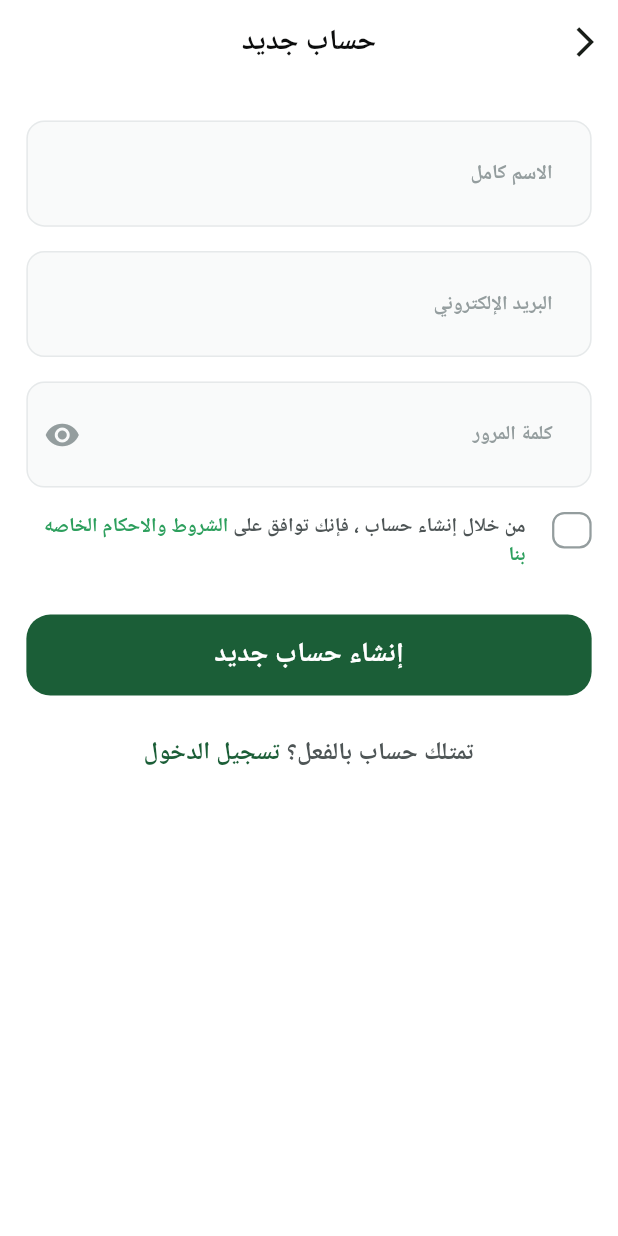
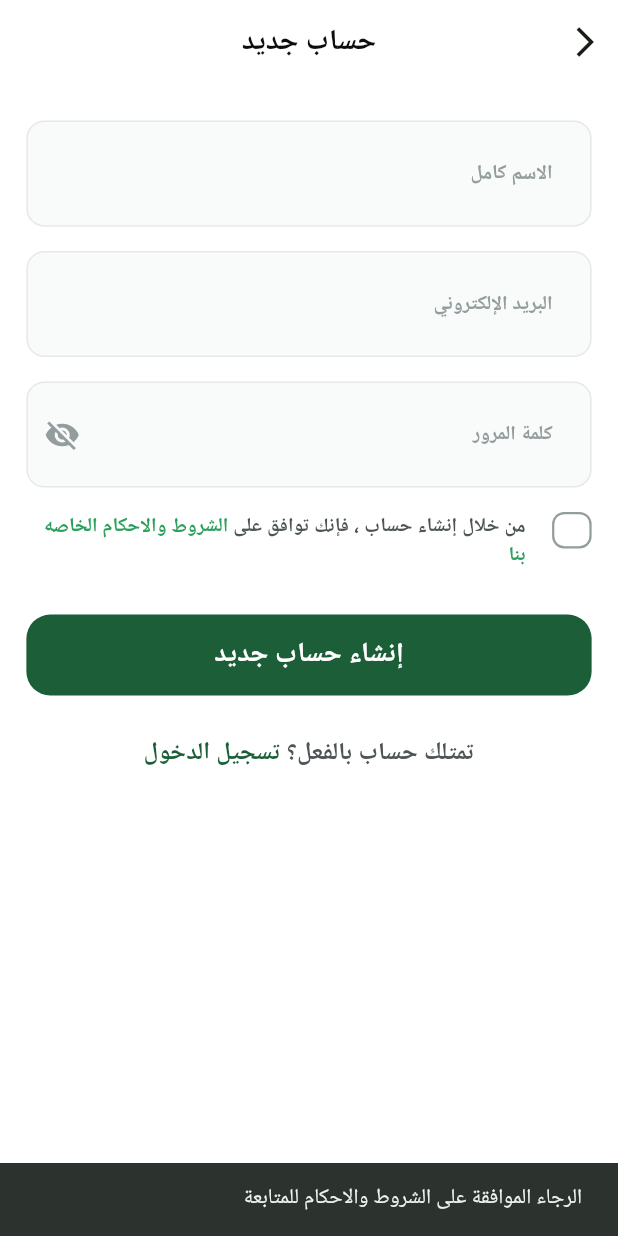
Before and after one commit to khaled-fcizu/fruits_hub, a Flutter app: the SignUpView screen opened by its route, after a tap on "إنشاء حساب جديد", on a phone screen of 412 x 824 dp. Run offline on Flutter 3.47's test engine with Material 3 defaults, Android fonts, the phone set to English and light mode, and no system bars; our stand-ins replace dartz, dots_indicator, firebase_auth, firebase_core, flutter_bloc, flutter_screenutil and 3 more; accounts and stored records are empty; Roboto replaces fonts that are missing (Cairo).

Commit message:
create sign up form and trigger & integrate cubit

```diff
--- a/lib/core/di/dependancy_injection.dart
+++ b/lib/core/di/dependancy_injection.dart
@@ -1,6 +1,5 @@
 import 'package:fruit_hub/core/service/firebase_auth_service.dart';
 import 'package:fruit_hub/features/auth/data/repos/auth_repo_impl.dart';
-import 'package:fruit_hub/features/auth/domain/repos/auth_repo.dart';
 import 'package:fruit_hub/features/auth/presentation/managers/signup_cubit/signup_cubit.dart';
 import 'package:get_it/get_it.dart';
 
@@ -9,7 +8,7 @@ final GetIt getIt = GetIt.instance;
 void setupGetIt() {
   //sign up
   getIt.registerLazySingleton<FirebaseAuthService>(() => FirebaseAuthService());
-  getIt.registerLazySingleton<AuthRepo>(
+  getIt.registerLazySingleton<AuthRepoImpl>(
     () => AuthRepoImpl(getIt<FirebaseAuthService>()),
   );
   getIt.registerFactory<SignupCubit>(() => SignupCubit(getIt<AuthRepoImpl>()));
--- a/lib/core/theming/app_text_styles.dart
+++ b/lib/core/theming/app_text_styles.dart
@@ -27,6 +27,11 @@ abstract class AppTextStyles {
   static TextStyle font13LightGreenSimiBold = TextStyle(
     fontSize: 13.sp,
     fontWeight: FontWeightHelper.semiBold,
+    color: AppColors.mainLightGreen,
+  );
+  static TextStyle font13LightGreenBold = TextStyle(
+    fontSize: 13.sp,
+    fontWeight: FontWeightHelper.bold,
     color: AppColors.mainLightGreen,
   );
   static TextStyle font13GrayRegular = TextStyle(
--- a/lib/features/auth/presentation/views/sign_up_view.dart
+++ b/lib/features/auth/presentation/views/sign_up_view.dart
@@ -1,53 +1,73 @@
 import 'package:flutter/material.dart';
+import 'package:flutter_bloc/flutter_bloc.dart';
 import 'package:flutter_screenutil/flutter_screenutil.dart';
 import 'package:fruit_hub/core/helpers/spacing_helper.dart';
-import 'package:fruit_hub/core/theming/app_colors.dart';
 import 'package:fruit_hub/core/widgets/app_text_button.dart';
-import 'package:fruit_hub/core/widgets/app_text_form_field.dart';
 import 'package:fruit_hub/core/widgets/custom_app_bar.dart';
+import 'package:fruit_hub/features/auth/presentation/managers/signup_cubit/signup_cubit.dart';
 import 'package:fruit_hub/features/auth/presentation/views/widgets/already_have_account.dart';
 import 'package:fruit_hub/features/auth/presentation/views/widgets/condations_and_terms_chick.dart';
+import 'package:fruit_hub/features/auth/presentation/views/widgets/sign%20up/sign_up_bloc_listener.dart';
+import 'package:fruit_hub/features/auth/presentation/views/widgets/sign%20up/signup_form.dart';
 
-class SignUpView extends StatelessWidget {
+class SignUpView extends StatefulWidget {
   const SignUpView({super.key});
 
+  @override
+  State<SignUpView> createState() => _SignUpViewState();
+}
+
+class _SignUpViewState extends State<SignUpView> {
+  bool isChicked = false;
   @override
   Widget build(BuildContext context) {
     return Scaffold(
       appBar: buildAppBar(
-                  context,
-                  title: 'حساب جديد',
-                  icon: Icon(Icons.arrow_back_ios),
-              ),
+        context,
+        title: 'حساب جديد',
+        icon: Icon(Icons.arrow_back_ios),
+      ),
       body: SingleChildScrollView(
         child: Padding(
           padding: EdgeInsetsGeometry.symmetric(horizontal: 16.w),
           child: SafeArea(
             child: Column(
               children: [
-
                 verticalSpace(24),
-                AppTextFormField(hintText: 'الاسم كامل', validator: (value) {}),
+                SignupForm(),
                 verticalSpace(16),
-                AppTextFormField(
-                  hintText: 'البريد الإلكتروني',
-                  validator: (value) {},
+                CondationsAndTermsChick(
+                  onChicked: (value) {
+                    isChicked = value;
+                  },
                 ),
-                verticalSpace(16),
-                AppTextFormField(
-                  hintText: 'كلمة المرور',
-                  validator: (value) {},
-                  suffixIcon: Icon(
-                    Icons.remove_red_eye,
-                    color: AppColors.lightGray,
-                  ),
+                verticalSpace(30),
+                AppButton(
+                  onPressed: () {
+                    if (!isChicked) {
+                      ScaffoldMessenger.of(context).showSnackBar(
+                        SnackBar(
+                          content: Text(
+                            'الرجاء الموافقة على الشروط والاحكام للمتابعة',
+                          ),
+                        ),
+                      );
+                      return;
+                    }
+                    if (context
+                            .read<SignupCubit>()
+                            .signUpKey
+                            .currentState!
+                            .validate() &&
+                        isChicked) {
+                      context.read<SignupCubit>().emitSignUpState();
+                    }
+                  },
+                  buttonText: 'إنشاء حساب جديد',
                 ),
-                verticalSpace(16),
-                CondationsAndTermsChick(),
-                verticalSpace(30),
-                AppButton(onPressed: () {}, buttonText: 'إنشاء حساب جديد'),
                 verticalSpace(26),
                 AlreadyHaveAccount(),
+                SignUpBlocListener(),
               ],
             ),
           ),
--- a/lib/features/auth/presentation/views/widgets/condations_and_terms_chick.dart
+++ b/lib/features/auth/presentation/views/widgets/condations_and_terms_chick.dart
@@ -4,7 +4,8 @@ import 'package:fruit_hub/core/theming/app_text_styles.dart';
 import 'package:fruit_hub/features/auth/presentation/views/widgets/custom_chick_box.dart';
 
 class CondationsAndTermsChick extends StatefulWidget {
-  const CondationsAndTermsChick({super.key});
+  const CondationsAndTermsChick({super.key, required this.onChicked});
+    final ValueChanged<bool> onChicked;
 
   @override
   State<CondationsAndTermsChick> createState() => _CondationsAndTermsChickState();
@@ -19,6 +20,7 @@ class _CondationsAndTermsChickState extends State<CondationsAndTermsChick> {
       children: [
         CustomChickBox(isChicked: isChicked, onChicked: (value) {
           isChicked = value;
+          widget.onChicked(value);
           setState(() {
 
           });
--- /dev/null
+++ b/lib/features/auth/presentation/views/widgets/sign up/signup_form.dart
@@ -0,0 +1,72 @@
+import 'package:flutter/material.dart';
+import 'package:flutter_bloc/flutter_bloc.dart';
+import 'package:fruit_hub/core/helpers/app_regix.dart';
+import 'package:fruit_hub/core/helpers/spacing_helper.dart';
+import 'package:fruit_hub/core/theming/app_colors.dart';
+import 'package:fruit_hub/core/widgets/app_text_form_field.dart';
+import 'package:fruit_hub/features/auth/presentation/managers/signup_cubit/signup_cubit.dart';
+
+class SignupForm extends StatefulWidget {
+  const SignupForm({super.key});
+
+  @override
+  State<SignupForm> createState() => _SignupFormState();
+}
+
+class _SignupFormState extends State<SignupForm> {
+  bool isObscure = true;
+  @override
+  Widget build(BuildContext context) {
+    return Form(
+      key: context.read<SignupCubit>().signUpKey,
+      child: Column(
+        children: [
+          AppTextFormField(
+            controller: context.read<SignupCubit>().nameController,
+            hintText: 'الاسم كامل',
+            validator: (value) {
+              if (value == null || value.isEmpty) {
+                return 'الرجاء إدخال الاسم';
+              }
+            },
+          ),
+          verticalSpace(16),
+          AppTextFormField(
+            controller: context.read<SignupCubit>().emailController,
+            hintText: 'البريد الإلكتروني',
+            validator: (value) {
+              if (value == null || value.isEmpty) {
+                return 'الرجاء إدخال البريد الإلكتروني';
+              } else if (!AppRegex.isEmailValid(value)) {
+                return 'الرجاء إدخال بريد إلكتروني صالح';
+              }
+            },
+          ),
+          verticalSpace(16),
+          AppTextFormField(
+            controller: context.read<SignupCubit>().passwordController,
+            hintText: 'كلمة المرور',
+            validator: (value) {
+              if (value == null || value.isEmpty) {
+                return 'الرجاء إدخال كلمة المرور';
+              } else if (!AppRegex.hasMinLength(value)) {
+                return 'كلمة المرور يجب أن تكون 6 أحرف على الأقل';
+              }
+            },
+            obscureText: isObscure,
+            suffixIcon: GestureDetector(
+              onTap: () {
+                setState(() {
+                  isObscure = !isObscure;
+                });
+              },
+              child: isObscure
+                  ? Icon(Icons.visibility_off, color: AppColors.lightGray)
+                  : Icon(Icons.remove_red_eye, color: AppColors.mainLightGreen),
+            ),
+          ),
+        ],
+      ),
+    );
+  }
+}
```
Also changed, not shown: lib/core/helpers/app_regix.dart (added, +37 -0 lines), lib/core/service/firebase_auth_service.dart (+17 -6 lines), lib/features/auth/presentation/managers/signup_cubit/signup_cubit.dart (+4 -4 lines), lib/features/auth/presentation/views/widgets/sign up/sign_up_bloc_listener.dart (added, +100 -0 lines).
